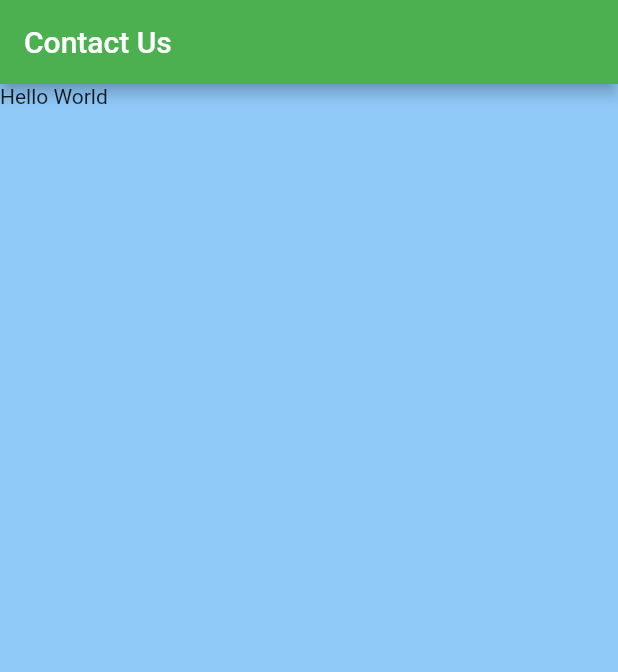
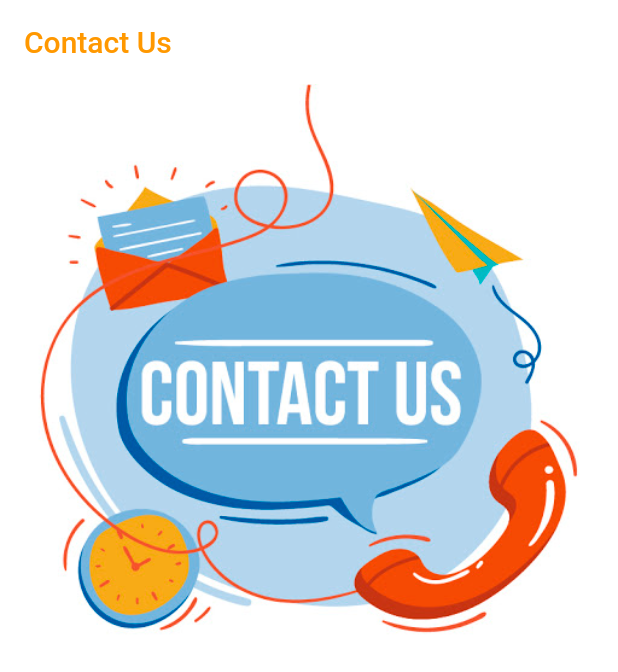
Before and after one commit to devrajgaur/contact_us, a Flutter app: the screen it shows after launch, on a phone screen of 412 x 824 dp. Shown: the top 672 px of the screen. Run offline on Flutter 3.47's test engine with Material 2 defaults, Android fonts, the phone set to English and light mode, and no system bars.

Commit message:
Learned some new widgets, adding images to the working directory, learned about columns

```diff
--- a/lib/main.dart
+++ b/lib/main.dart
@@ -12,12 +12,17 @@ class contact extends StatelessWidget {
   Widget build(BuildContext context) {
     return MaterialApp(
       home: Scaffold(
-        backgroundColor: Colors.blue[200],
         appBar: AppBar(
-          title: Text("Contact Us"),
-          backgroundColor: Colors.green,
+          elevation: 0,
+          title: Text(
+            "Contact Us",
+            style: TextStyle(color: Colors.orange),
+          ),
+          backgroundColor: Colors.white,
         ),
-        body: Text("Hello World"),
+        body: Column(
+          children: <Widget>[Image.asset('images/contact.jpg')],
+        ),
       ),
     );
   }
--- a/pubspec.yaml
+++ b/pubspec.yaml
@@ -45,8 +45,8 @@ flutter:
   uses-material-design: true
 
   # To add assets to your application, add an assets section, like this:
-  # assets:
-  #   - images/a_dot_burr.jpeg
+  assets:
+   - images/
   #   - images/a_dot_ham.jpeg
 
   # An image asset can refer to one or more resolution-specific "variants", see
```
Also changed, not shown: images/App+Structure.png (added), images/contact.jpg (added).
